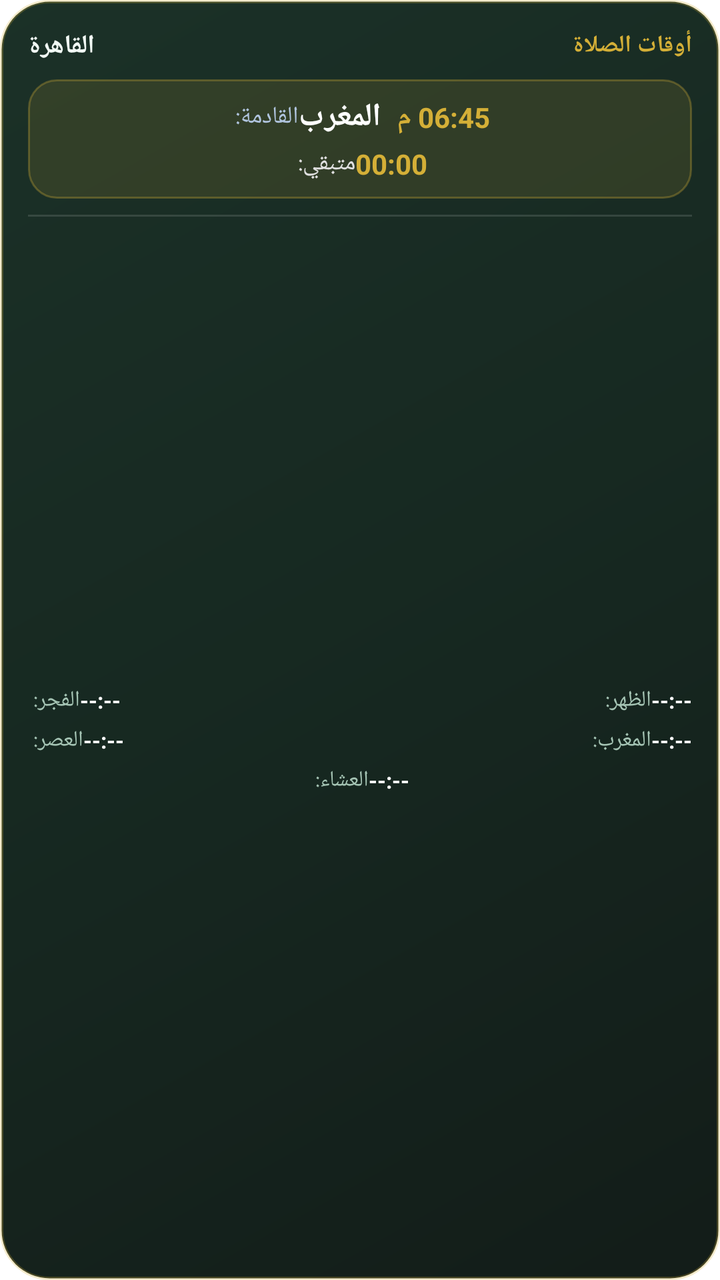
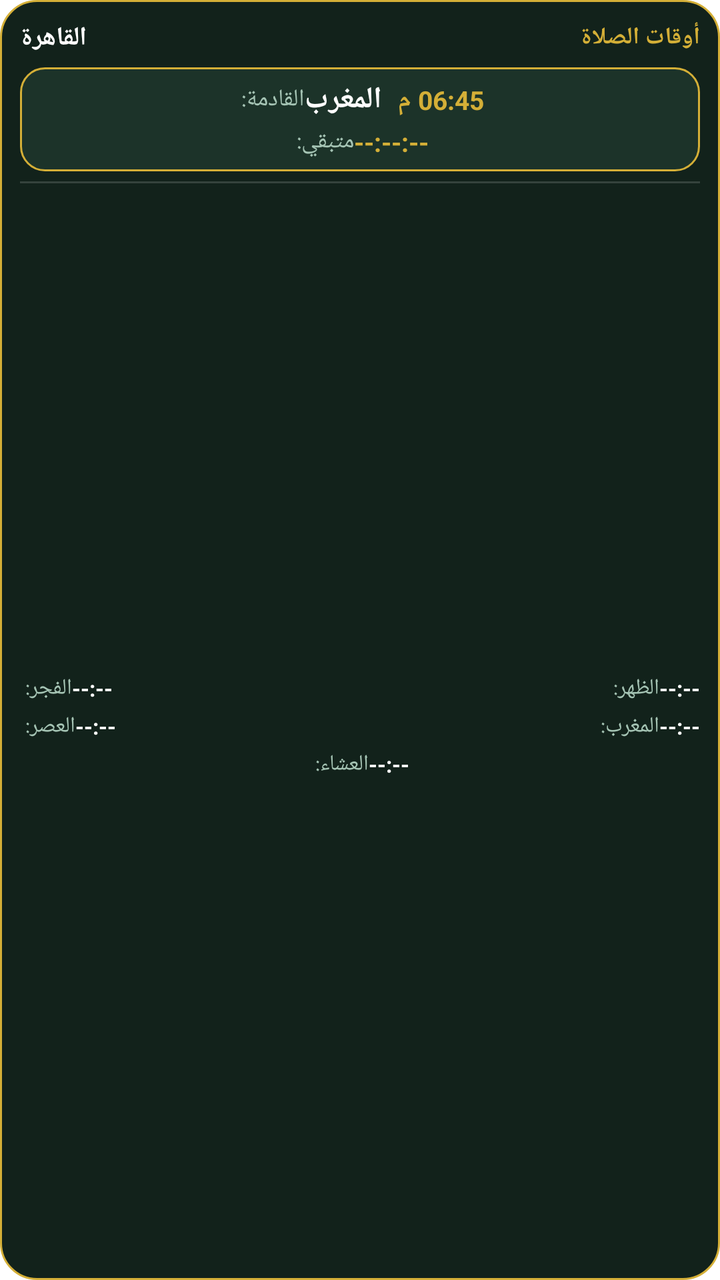

Screens rendered from an Android XML layout before and after an edit, with the pre-edit source and the edit as a unified diff.
<!-- AndroidManifest.xml: fallback theme Theme.MaterialComponents.DayNight.NoActionBar -->
<!-- res/layout/prayer_widget_layout.xml -->
<?xml version="1.0" encoding="utf-8"?>
<LinearLayout xmlns:android="http://schemas.android.com/apk/res/android"
    android:id="@+id/widget_root"
    android:layout_width="match_parent"
    android:layout_height="match_parent"
    android:background="@drawable/widget_background"
    android:orientation="vertical"
    android:padding="14dp">

    
    <RelativeLayout
        android:layout_width="match_parent"
        android:layout_height="wrap_content"
        android:layout_marginBottom="8dp">

        <TextView
            android:id="@+id/widget_city_name"
            android:layout_width="wrap_content"
            android:layout_height="wrap_content"
            android:layout_alignParentStart="true"
            android:layout_centerVertical="true"
            android:text="القاهرة"
            android:textColor="#F1F8F4"
            android:textSize="13sp"
            android:textStyle="bold" />

        <TextView
            android:id="@+id/widget_title"
            android:layout_width="wrap_content"
            android:layout_height="wrap_content"
            android:layout_alignParentEnd="true"
            android:layout_centerVertical="true"
            android:text="أوقات الصلاة"
            android:textColor="#D4AF37"
            android:textSize="12sp"
            android:textStyle="bold" />
    </RelativeLayout>

    
    <LinearLayout
        android:layout_width="match_parent"
        android:layout_height="wrap_content"
        android:background="@drawable/widget_next_prayer_bg"
        android:gravity="center"
        android:orientation="vertical"
        android:padding="8dp">

        <LinearLayout
            android:layout_width="match_parent"
            android:layout_height="wrap_content"
            android:gravity="center"
            android:orientation="horizontal">

            <TextView
                android:layout_width="wrap_content"
                android:layout_height="wrap_content"
                android:text="القادمة: "
                android:textColor="#B0C4DE"
                android:textSize="12sp" />

            <TextView
                android:id="@+id/widget_next_prayer_name"
                android:layout_width="wrap_content"
                android:layout_height="wrap_content"
                android:text="المغرب"
                android:textColor="#FFFFFF"
                android:textSize="16sp"
                android:textStyle="bold" />

            <TextView
                android:id="@+id/widget_next_prayer_time"
                android:layout_width="wrap_content"
                android:layout_height="wrap_content"
                android:layout_marginStart="8dp"
                android:text="06:45 م"
                android:textColor="#D4AF37"
                android:textSize="14sp"
                android:textStyle="bold" />
        </LinearLayout>

        
        <LinearLayout
            android:layout_width="wrap_content"
            android:layout_height="wrap_content"
            android:layout_marginTop="3dp"
            android:gravity="center"
            android:orientation="horizontal">

            <TextView
                android:layout_width="wrap_content"
                android:layout_height="wrap_content"
                android:text="متبقي: "
                android:textColor="#E0E0E0"
                android:textSize="12sp" />

            <Chronometer
                android:id="@+id/widget_chronometer"
                android:layout_width="wrap_content"
                android:layout_height="wrap_content"
                android:countDown="true"
                android:format="%s"
                android:textColor="#D4AF37"
                android:textSize="14sp"
                android:textStyle="bold" />
        </LinearLayout>
    </LinearLayout>

    <View
        android:layout_width="match_parent"
        android:layout_height="1dp"
        android:layout_marginTop="8dp"
        android:layout_marginBottom="6dp"
        android:background="#20FFFFFF" />

    
    <LinearLayout
        android:layout_width="match_parent"
        android:layout_height="0dp"
        android:layout_weight="1"
        android:gravity="center"
        android:orientation="vertical">

        
        <LinearLayout
            android:layout_width="match_parent"
            android:layout_height="wrap_content"
            android:orientation="horizontal">

            <LinearLayout
                android:layout_width="0dp"
                android:layout_height="wrap_content"
                android:layout_weight="1"
                android:gravity="start"
                android:orientation="horizontal">

                <TextView
                    android:layout_width="wrap_content"
                    android:layout_height="wrap_content"
                    android:text="الفجر: "
                    android:textColor="#A5C4B4"
                    android:textSize="11sp" />

                <TextView
                    android:id="@+id/widget_time_fajr"
                    android:layout_width="wrap_content"
                    android:layout_height="wrap_content"
                    android:text="--:--"
                    android:textColor="#FFFFFF"
                    android:textSize="11sp"
                    android:textStyle="bold" />
            </LinearLayout>

            <LinearLayout
                android:layout_width="0dp"
                android:layout_height="wrap_content"
                android:layout_weight="1"
                android:gravity="end"
                android:orientation="horizontal">

                <TextView
                    android:layout_width="wrap_content"
                    android:layout_height="wrap_content"
                    android:text="الظهر: "
                    android:textColor="#A5C4B4"
                    android:textSize="11sp" />

                <TextView
                    android:id="@+id/widget_time_dhuhr"
                    android:layout_width="wrap_content"
                    android:layout_height="wrap_content"
                    android:text="--:--"
                    android:textColor="#FFFFFF"
                    android:textSize="11sp"
                    android:textStyle="bold" />
            </LinearLayout>
        </LinearLayout>

        
        <LinearLayout
            android:layout_width="match_parent"
            android:layout_height="wrap_content"
            android:layout_marginTop="5dp"
            android:orientation="horizontal">

            <LinearLayout
                android:layout_width="0dp"
                android:layout_height="wrap_content"
                android:layout_weight="1"
                android:gravity="start"
                android:orientation="horizontal">

                <TextView
                    android:layout_width="wrap_content"
                    android:layout_height="wrap_content"
                    android:text="العصر: "
                    android:textColor="#A5C4B4"
                    android:textSize="11sp" />

                <TextView
                    android:id="@+id/widget_time_asr"
                    android:layout_width="wrap_content"
                    android:layout_height="wrap_content"
                    android:text="--:--"
                    android:textColor="#FFFFFF"
                    android:textSize="11sp"
                    android:textStyle="bold" />
            </LinearLayout>

            <LinearLayout
                android:layout_width="0dp"
                android:layout_height="wrap_content"
                android:layout_weight="1"
                android:gravity="end"
                android:orientation="horizontal">

                <TextView
                    android:layout_width="wrap_content"
                    android:layout_height="wrap_content"
                    android:text="المغرب: "
                    android:textColor="#A5C4B4"
                    android:textSize="11sp" />

                <TextView
                    android:id="@+id/widget_time_maghrib"
                    android:layout_width="wrap_content"
                    android:layout_height="wrap_content"
                    android:text="--:--"
                    android:textColor="#FFFFFF"
                    android:textSize="11sp"
                    android:textStyle="bold" />
            </LinearLayout>
        </LinearLayout>

        
        <LinearLayout
            android:layout_width="match_parent"
            android:layout_height="wrap_content"
            android:layout_marginTop="5dp"
            android:gravity="center"
            android:orientation="horizontal">

            <TextView
                android:layout_width="wrap_content"
                android:layout_height="wrap_content"
                android:text="العشاء: "
                android:textColor="#A5C4B4"
                android:textSize="11sp" />

            <TextView
                android:id="@+id/widget_time_isha"
                android:layout_width="wrap_content"
                android:layout_height="wrap_content"
                android:text="--:--"
                android:textColor="#FFFFFF"
                android:textSize="11sp"
                android:textStyle="bold" />
        </LinearLayout>
    </LinearLayout>
</LinearLayout>
<!-- resources referenced by this layout -->
<resources>
  <!-- drawable widget_background (drawable) -->
  <?xml version="1.0" encoding="utf-8"?>
  <shape xmlns:android="http://schemas.android.com/apk/res/android"
      android:shape="rectangle">
      <corners android:radius="24dp" />
      <gradient
          android:angle="315"
          android:startColor="#F00D241A"
          android:centerColor="#F0081B13"
          android:endColor="#F0040E0A"
          android:type="linear" />
      <stroke
          android:width="1.5dp"
          android:color="#40D4AF37" />
  </shape>
  <!-- drawable widget_next_prayer_bg (drawable) -->
  <?xml version="1.0" encoding="utf-8"?>
  <shape xmlns:android="http://schemas.android.com/apk/res/android"
      android:shape="rectangle">
      <corners android:radius="14dp" />
      <solid android:color="#20D4AF37" />
      <stroke
          android:width="1dp"
          android:color="#50D4AF37" />
  </shape>
</resources>

<!-- the commit's change to res/layout/prayer_widget_layout.xml (unified diff, before → after) -->
@@ -5,22 +5,22 @@
     android:layout_height="match_parent"
     android:background="@drawable/widget_background"
     android:orientation="vertical"
-    android:padding="14dp">
+    android:padding="10dp">
 
     
     <RelativeLayout
         android:layout_width="match_parent"
         android:layout_height="wrap_content"
-        android:layout_marginBottom="8dp">
+        android:layout_marginBottom="6dp">
 
         <TextView
             android:id="@+id/widget_city_name"
             android:layout_width="wrap_content"
             android:layout_height="wrap_content"
-            android:layout_alignParentStart="true"
+            android:layout_alignParentLeft="true"
             android:layout_centerVertical="true"
             android:text="القاهرة"
-            android:textColor="#F1F8F4"
+            android:textColor="@color/widget_text_primary"
             android:textSize="13sp"
             android:textStyle="bold" />
 
@@ -28,10 +28,10 @@
             android:id="@+id/widget_title"
             android:layout_width="wrap_content"
             android:layout_height="wrap_content"
-            android:layout_alignParentEnd="true"
+            android:layout_alignParentRight="true"
             android:layout_centerVertical="true"
             android:text="أوقات الصلاة"
-            android:textColor="#D4AF37"
+            android:textColor="@color/widget_text_gold"
             android:textSize="12sp"
             android:textStyle="bold" />
     </RelativeLayout>
@@ -43,7 +43,7 @@
         android:background="@drawable/widget_next_prayer_bg"
         android:gravity="center"
         android:orientation="vertical"
-        android:padding="8dp">
+        android:padding="6dp">
 
         <LinearLayout
             android:layout_width="match_parent"
@@ -55,7 +55,7 @@
                 android:layout_width="wrap_content"
                 android:layout_height="wrap_content"
                 android:text="القادمة: "
-                android:textColor="#B0C4DE"
+                android:textColor="@color/widget_text_secondary"
                 android:textSize="12sp" />
 
             <TextView
@@ -63,18 +63,18 @@
                 android:layout_width="wrap_content"
                 android:layout_height="wrap_content"
                 android:text="المغرب"
-                android:textColor="#FFFFFF"
-                android:textSize="16sp"
+                android:textColor="@color/widget_text_primary"
+                android:textSize="15sp"
                 android:textStyle="bold" />
 
             <TextView
                 android:id="@+id/widget_next_prayer_time"
                 android:layout_width="wrap_content"
                 android:layout_height="wrap_content"
-                android:layout_marginStart="8dp"
+                android:layout_marginLeft="8dp"
                 android:text="06:45 م"
-                android:textColor="#D4AF37"
-                android:textSize="14sp"
+                android:textColor="@color/widget_text_gold"
+                android:textSize="13sp"
                 android:textStyle="bold" />
         </LinearLayout>
 
@@ -82,7 +82,7 @@
         <LinearLayout
             android:layout_width="wrap_content"
             android:layout_height="wrap_content"
-            android:layout_marginTop="3dp"
+            android:layout_marginTop="2dp"
             android:gravity="center"
             android:orientation="horizontal">
 
@@ -90,27 +90,28 @@
                 android:layout_width="wrap_content"
                 android:layout_height="wrap_content"
                 android:text="متبقي: "
-                android:textColor="#E0E0E0"
+                android:textColor="@color/widget_text_secondary"
                 android:textSize="12sp" />
 
-            <Chronometer
-                android:id="@+id/widget_chronometer"
-                android:layout_width="wrap_content"
-                android:layout_height="wrap_content"
-                android:countDown="true"
-                android:format="%s"
-                android:textColor="#D4AF37"
-                android:textSize="14sp"
+            <TextView
+                android:id="@+id/widget_countdown_text"
+                android:layout_width="wrap_content"
+                android:layout_height="wrap_content"
+                android:text="--:--:--"
+                android:textColor="@color/widget_text_gold"
+                android:textSize="13sp"
                 android:textStyle="bold" />
         </LinearLayout>
     </LinearLayout>
 
-    <View
+    
+    <ImageView
         android:layout_width="match_parent"
         android:layout_height="1dp"
-        android:layout_marginTop="8dp"
-        android:layout_marginBottom="6dp"
-        android:background="#20FFFFFF" />
+        android:layout_marginTop="5dp"
+        android:layout_marginBottom="5dp"
+        android:background="@color/widget_divider"
+        android:contentDescription="@null" />
 
     
     <LinearLayout
@@ -130,14 +131,14 @@
                 android:layout_width="0dp"
                 android:layout_height="wrap_content"
                 android:layout_weight="1"
-                android:gravity="start"
+                android:gravity="left"
                 android:orientation="horizontal">
 
                 <TextView
                     android:layout_width="wrap_content"
                     android:layout_height="wrap_content"
                     android:text="الفجر: "
-                    android:textColor="#A5C4B4"
+                    android:textColor="@color/widget_text_secondary"
                     android:textSize="11sp" />
 
                 <TextView
@@ -145,23 +146,23 @@
                     android:layout_width="wrap_content"
                     android:layout_height="wrap_content"
                     android:text="--:--"
-                    android:textColor="#FFFFFF"
-                    android:textSize="11sp"
-                    android:textStyle="bold" />
-            </LinearLayout>
-
-            <LinearLayout
-                android:layout_width="0dp"
-                android:layout_height="wrap_content"
-                android:layout_weight="1"
-                android:gravity="end"
+                    android:textColor="@color/widget_text_primary"
+                    android:textSize="11sp"
+                    android:textStyle="bold" />
+            </LinearLayout>
+
+            <LinearLayout
+                android:layout_width="0dp"
+                android:layout_height="wrap_content"
+                android:layout_weight="1"
+                android:gravity="right"
                 android:orientation="horizontal">
 
                 <TextView
                     android:layout_width="wrap_content"
                     android:layout_height="wrap_content"
                     android:text="الظهر: "
-                    android:textColor="#A5C4B4"
+                    android:textColor="@color/widget_text_secondary"
                     android:textSize="11sp" />
 
                 <TextView
@@ -169,31 +170,31 @@
                     android:layout_width="wrap_content"
                     android:layout_height="wrap_content"
                     android:text="--:--"
-                    android:textColor="#FFFFFF"
-                    android:textSize="11sp"
-                    android:textStyle="bold" />
-            </LinearLayout>
-        </LinearLayout>
-
-        
-        <LinearLayout
-            android:layout_width="match_parent"
-            android:layout_height="wrap_content"
-            android:layout_marginTop="5dp"
-            android:orientation="horizontal">
-
-            <LinearLayout
-                android:layout_width="0dp"
-                android:layout_height="wrap_content"
-                android:layout_weight="1"
-                android:gravity="start"
+                    android:textColor="@color/widget_text_primary"
+                    android:textSize="11sp"
+                    android:textStyle="bold" />
+            </LinearLayout>
+        </LinearLayout>
+
+        
+        <LinearLayout
+            android:layout_width="match_parent"
+            android:layout_height="wrap_content"
+            android:layout_marginTop="4dp"
+            android:orientation="horizontal">
+
+            <LinearLayout
+                android:layout_width="0dp"
+                android:layout_height="wrap_content"
+                android:layout_weight="1"
+                android:gravity="left"
                 android:orientation="horizontal">
 
                 <TextView
                     android:layout_width="wrap_content"
                     android:layout_height="wrap_content"
                     android:text="العصر: "
-                    android:textColor="#A5C4B4"
+                    android:textColor="@color/widget_text_secondary"
                     android:textSize="11sp" />
 
                 <TextView
@@ -201,23 +202,23 @@
                     android:layout_width="wrap_content"
                     android:layout_height="wrap_content"
                     android:text="--:--"
-                    android:textColor="#FFFFFF"
-                    android:textSize="11sp"
-                    android:textStyle="bold" />
-            </LinearLayout>
-
-            <LinearLayout
-                android:layout_width="0dp"
-                android:layout_height="wrap_content"
-                android:layout_weight="1"
-                android:gravity="end"
+                    android:textColor="@color/widget_text_primary"
+                    android:textSize="11sp"
+                    android:textStyle="bold" />
+            </LinearLayout>
+
+            <LinearLayout
+                android:layout_width="0dp"
+                android:layout_height="wrap_content"
+                android:layout_weight="1"
+                android:gravity="right"
                 android:orientation="horizontal">
 
                 <TextView
                     android:layout_width="wrap_content"
                     android:layout_height="wrap_content"
                     android:text="المغرب: "
-                    android:textColor="#A5C4B4"
+                    android:textColor="@color/widget_text_secondary"
                     android:textSize="11sp" />
 
                 <TextView
@@ -225,17 +226,17 @@
                     android:layout_width="wrap_content"
                     android:layout_height="wrap_content"
                     android:text="--:--"
-                    android:textColor="#FFFFFF"
-                    android:textSize="11sp"
-                    android:textStyle="bold" />
-            </LinearLayout>
-        </LinearLayout>
-
-        
-        <LinearLayout
-            android:layout_width="match_parent"
-            android:layout_height="wrap_content"
-            android:layout_marginTop="5dp"
+                    android:textColor="@color/widget_text_primary"
+                    android:textSize="11sp"
+                    android:textStyle="bold" />
+            </LinearLayout>
+        </LinearLayout>
+
+        
+        <LinearLayout
+            android:layout_width="match_parent"
+            android:layout_height="wrap_content"
+            android:layout_marginTop="4dp"
             android:gravity="center"
             android:orientation="horizontal">
 
@@ -243,7 +244,7 @@
                 android:layout_width="wrap_content"
                 android:layout_height="wrap_content"
                 android:text="العشاء: "
-                android:textColor="#A5C4B4"
+                android:textColor="@color/widget_text_secondary"
                 android:textSize="11sp" />
 
             <TextView
@@ -251,7 +252,7 @@
                 android:layout_width="wrap_content"
                 android:layout_height="wrap_content"
                 android:text="--:--"
-                android:textColor="#FFFFFF"
+                android:textColor="@color/widget_text_primary"
                 android:textSize="11sp"
                 android:textStyle="bold" />
         </LinearLayout>
<!-- resource entries referenced after the edit -->
@@ -1,29 +1,31 @@
 <!-- resources referenced by this layout -->
 <resources>
+  <color name="widget_divider">#26FFFFFF</color>
+  <color name="widget_text_gold">#D4AF37</color>
+  <color name="widget_text_primary">#FFFFFF</color>
+  <color name="widget_text_secondary">#A5C4B4</color>
   <!-- drawable widget_background (drawable) -->
   <?xml version="1.0" encoding="utf-8"?>
   <shape xmlns:android="http://schemas.android.com/apk/res/android"
       android:shape="rectangle">
-      <corners android:radius="24dp" />
-      <gradient
-          android:angle="315"
-          android:startColor="#F00D241A"
-          android:centerColor="#F0081B13"
-          android:endColor="#F0040E0A"
-          android:type="linear" />
+      <corners android:radius="18dp" />
+      <solid android:color="@color/widget_background_solid" />
       <stroke
-          android:width="1.5dp"
-          android:color="#40D4AF37" />
+          android:width="1dp"
+          android:color="@color/widget_border_gold" />
   </shape>
   <!-- drawable widget_next_prayer_bg (drawable) -->
   <?xml version="1.0" encoding="utf-8"?>
   <shape xmlns:android="http://schemas.android.com/apk/res/android"
       android:shape="rectangle">
-      <corners android:radius="14dp" />
-      <solid android:color="#20D4AF37" />
+      <corners android:radius="12dp" />
+      <solid android:color="@color/widget_card_solid" />
       <stroke
           android:width="1dp"
-          android:color="#50D4AF37" />
+          android:color="@color/widget_border_gold" />
   </shape>
+  <color name="widget_background_solid">#12221B</color>
+  <color name="widget_border_gold">#D4AF37</color>
+  <color name="widget_card_solid">#1C3329</color>
 </resources>
 
